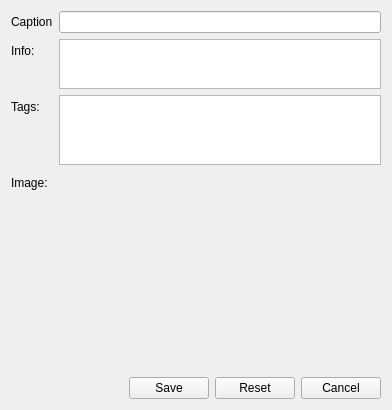
Wolframe/qtClient, file qt/apps/configurator/forms/picture_edit.ui: the form before one commit.
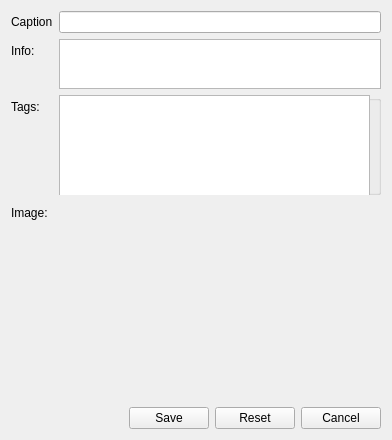
The form after the commit. Custom widgets are drawn as their Qt base class.

Commit message: prepared for save/edit requests of tag/picture associations

The edit to the form file:
```diff
--- a/qt/apps/configurator/forms/picture_edit.ui
+++ b/qt/apps/configurator/forms/picture_edit.ui
@@ -69,30 +69,6 @@
      </property>
     </widget>
    </item>
-   <item row="2" column="1">
-    <widget class="QTreeWidget" name="tag">
-     <property name="selectionMode">
-      <enum>QAbstractItemView::MultiSelection</enum>
-     </property>
-     <property name="headerHidden">
-      <bool>true</bool>
-     </property>
-     <property name="expandsOnDoubleClick">
-      <bool>false</bool>
-     </property>
-     <property name="doctype" stdset="0">
-      <string>TagHierarchyRequest.simpleform</string>
-     </property>
-     <property name="rootelement" stdset="0">
-      <string>tag</string>
-     </property>
-     <column>
-      <property name="text">
-       <string>tag</string>
-      </property>
-     </column>
-    </widget>
-   </item>
    <item row="3" column="0">
     <widget class="QLabel" name="label_image">
      <property name="text">
@@ -178,6 +154,58 @@
      </item>
     </layout>
    </item>
+   <item row="2" column="1">
+    <widget class="QGroupBox" name="tagwrap">
+     <property name="enabled">
+      <bool>true</bool>
+     </property>
+     <property name="minimumSize">
+      <size>
+       <width>0</width>
+       <height>100</height>
+      </size>
+     </property>
+     <property name="title">
+      <string/>
+     </property>
+     <property name="flat">
+      <bool>true</bool>
+     </property>
+     <property name="checkable">
+      <bool>false</bool>
+     </property>
+     <widget class="QTreeWidget" name="tag">
+      <property name="geometry">
+       <rect>
+        <x>0</x>
+        <y>0</y>
+        <width>311</width>
+        <height>101</height>
+       </rect>
+      </property>
+      <property name="selectionMode">
+       <enum>QAbstractItemView::MultiSelection</enum>
+      </property>
+      <property name="headerHidden">
+       <bool>true</bool>
+      </property>
+      <property name="expandsOnDoubleClick">
+       <bool>false</bool>
+      </property>
+      <property name="doctype" stdset="0">
+       <string>TagHierarchyRequest.simpleform</string>
+      </property>
+      <property name="rootelement" stdset="0">
+       <string>tag</string>
+      </property>
+      <column>
+       <property name="text">
+        <string>tag</string>
+       </property>
+      </column>
+     </widget>
+    </widget>
+   </item>
   </layout>
  </widget>
  <customwidgets>
```
Left out of the diff: 1 changed line with no effect on the pictures. The commit also changes 1 other file.
